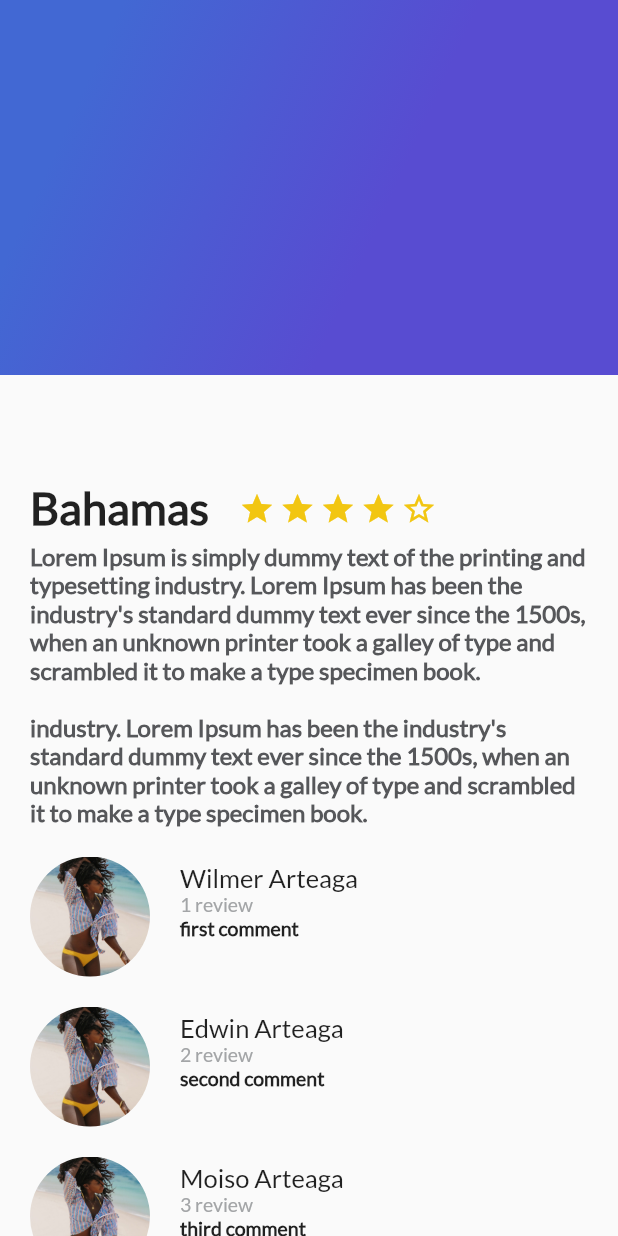
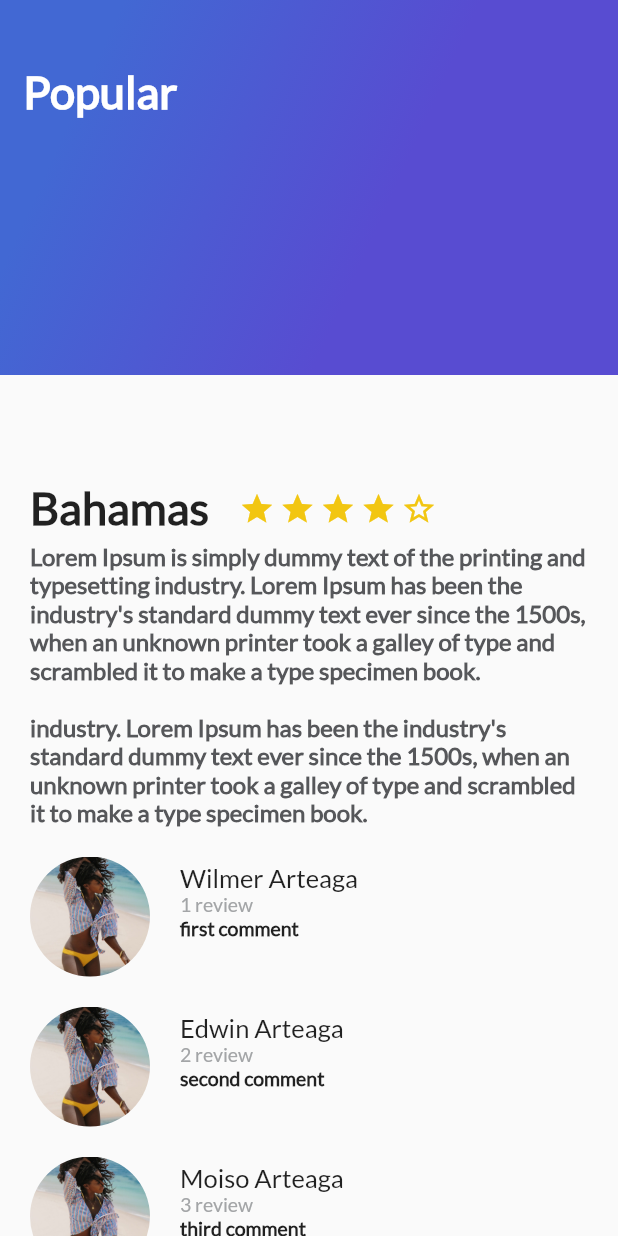
Before and after one commit to killerwilmer/flutter, a Flutter app: the screen it shows after launch, on a phone screen of 412 x 824 dp. Run offline on Flutter 3.47's test engine with Material 2 defaults, Android fonts, the phone set to English and light mode, and no system bars.

Commit message:
Added title to gradient

```diff
--- a/platzi/Curso_de_Flutter/trips_app/lib/gradient_back.dart
+++ b/platzi/Curso_de_Flutter/trips_app/lib/gradient_back.dart
@@ -1,6 +1,11 @@
 import 'package:flutter/material.dart';
 
 class GradientBack extends StatelessWidget {
+
+  String title = "Popular";
+
+  GradientBack(this.title);
+
   @override
   Widget build(BuildContext context) {
     return Container(
@@ -17,6 +22,16 @@ class GradientBack extends StatelessWidget {
           tileMode: TileMode.clamp
         )
       ),
+      child: Text(
+        title,
+        style: TextStyle(
+          color: Colors.white,
+          fontSize: 30.0,
+          fontFamily: "Lato",
+          fontWeight: FontWeight.bold
+        ),
+      ),
+      alignment: Alignment(-0.9, -0.6),
     );
   }
 
--- a/platzi/Curso_de_Flutter/trips_app/lib/main.dart
+++ b/platzi/Curso_de_Flutter/trips_app/lib/main.dart
@@ -32,7 +32,7 @@ class MyApp extends StatelessWidget {
                 ReviewList()
               ],
             ),
-            GradientBack()
+            GradientBack("Popular")
           ],
         ),
       )
```
